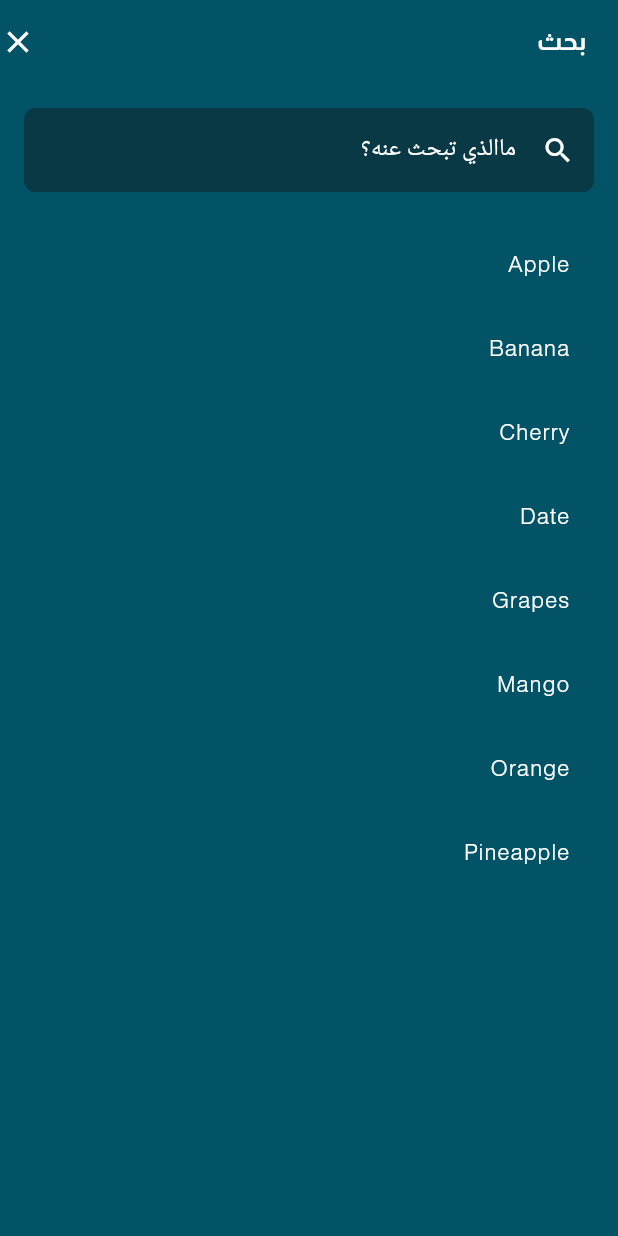
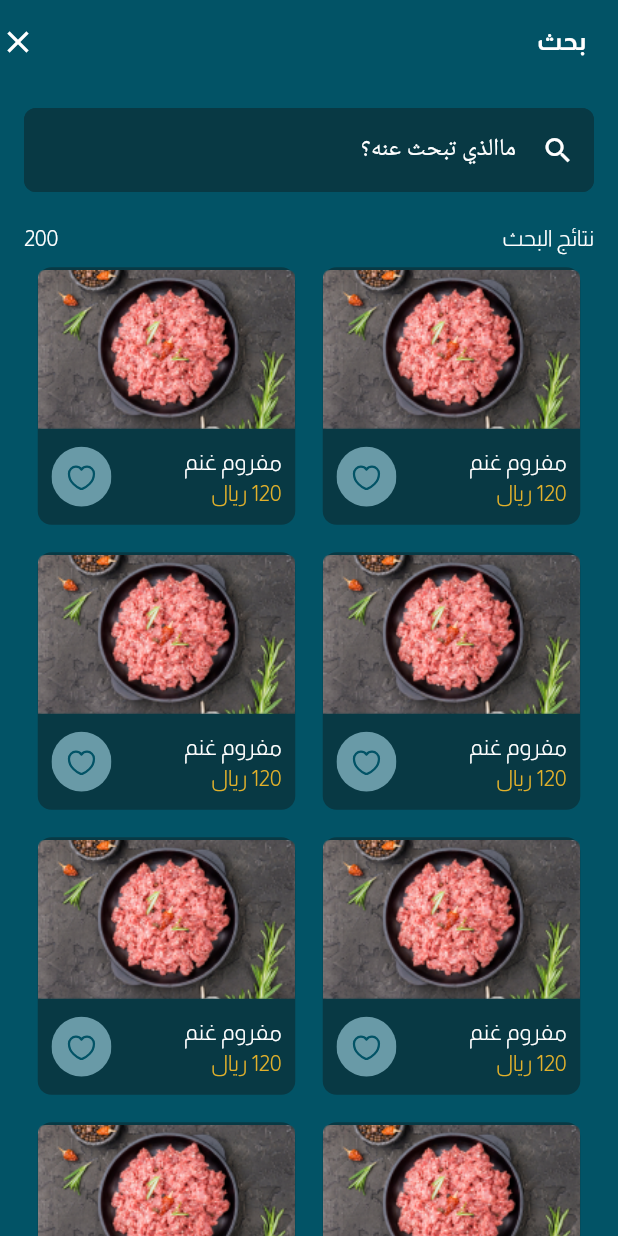
Before and after one commit to ranahamdy1/abo_maged_app, a Flutter app: the SearchScreen screen opened directly, on a phone screen of 412 x 824 dp. Run offline on Flutter 3.47's test engine with Material 3 defaults, Android fonts, the phone set to English and light mode, and no system bars; our stand-ins replace animated_splash_screen, bloc, carousel_slider, contained_tab_bar_view, dio, easy_localization and 6 more; accounts and stored records are empty.

Commit message:
add search result screen

```diff
--- /dev/null
+++ b/lib/features/home/home/view/search_result_screen.dart
@@ -0,0 +1,70 @@
+import 'package:abo_maged_app/core/utils/app_assets.dart';
+import 'package:abo_maged_app/core/utils/app_colors.dart';
+import 'package:abo_maged_app/core/widgets/text_widget.dart';
+import 'package:flutter/material.dart';
+import 'package:flutter_screenutil/flutter_screenutil.dart';
+import 'package:flutter_svg/flutter_svg.dart';
+
+class SearchResultScreen extends StatelessWidget {
+  const SearchResultScreen({super.key});
+
+  @override
+  Widget build(BuildContext context) {
+    return SingleChildScrollView(
+      child: Column(
+        children: [
+          const Row(
+            mainAxisAlignment: MainAxisAlignment.spaceBetween,
+            children: [
+              TextWidget("نتائج البحث"),
+              TextWidget("200")
+            ],
+          ),
+          SizedBox(
+            height: 1000,
+            width: double.infinity,
+            child: GridView.builder(
+              shrinkWrap: true,
+              gridDelegate: const SliverGridDelegateWithFixedCrossAxisCount(crossAxisCount: 2,),
+              itemBuilder: (_, index) => Padding(
+                padding: EdgeInsets.all(8.0.w),
+                child: Container(
+                  height: 177.h,
+                  width: 179.w,
+                  decoration: BoxDecoration(
+                      borderRadius: BorderRadius.circular(8.r),
+                      color:  AppColors.secondColor
+                  ),
+                  child: Column(
+                    mainAxisAlignment: MainAxisAlignment.spaceEvenly,
+                    children: [
+                      Image.asset("search_image".getPngAsset),
+                      Padding(
+                        padding: EdgeInsets.all(8.0.w),
+                        child: Row(
+                          mainAxisAlignment: MainAxisAlignment.spaceBetween,
+                          children: [
+                            const Column(
+                              mainAxisAlignment: MainAxisAlignment.spaceBetween,
+                              crossAxisAlignment: CrossAxisAlignment.start,
+                              children: [
+                                TextWidget("مفروم غنم"),
+                                TextWidget("120 ريال",color: AppColors.yellowColor,),
+                              ],
+                            ),
+                            SvgPicture.asset("favourite".getSvgAsset),
+                          ],
+                        ),
+                      )
+                    ],
+                  ),
+                ),
+              ),
+              itemCount: 8,
+            ),
+          ),
+        ],
+      ),
+    );
+  }
+}
--- a/lib/features/home/home/view/search_screen.dart
+++ b/lib/features/home/home/view/search_screen.dart
@@ -1,6 +1,7 @@
 import 'package:abo_maged_app/core/utils/app_colors.dart';
 import 'package:abo_maged_app/core/utils/app_routes.dart';
 import 'package:abo_maged_app/core/widgets/text_widget.dart';
+import 'package:abo_maged_app/features/home/home/view/search_result_screen.dart';
 import 'package:flutter/material.dart';
 
 class SearchScreen extends StatefulWidget {
@@ -50,7 +51,8 @@
               child: const Icon(Icons.clear,color: AppColors.whiteColor,size: 24,)),
         ],
       ),
-      body: Padding(
+      body: SingleChildScrollView(
+        child: Padding(
           padding: const EdgeInsets.all(16.0),
           child: Column(
             children: [
@@ -82,7 +84,7 @@
                 ),
               ),
               const SizedBox(height: 20),
-            Expanded(
+              /*Expanded(
                 child: ListView.builder(
                   itemCount: _filteredItems.length,
                   itemBuilder: (context, index) {
@@ -91,8 +93,10 @@
                     );
                   },
                 ),
+              ),*/
+              const SearchResultScreen(),
+            ],
           ),
-          ],
         ),
       ),
     );
```
Also changed, not shown: assets/images/search_image.png (added), assets/svgs/favourite.svg (added). Lines whose indentation alone changed are shown as unchanged.
